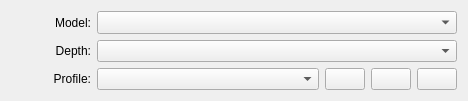
This is krita/ui/forms/wdgcolorspaceselector.ui in KDE/krita as Qt 5 draws it before an edit. The edited form follows.
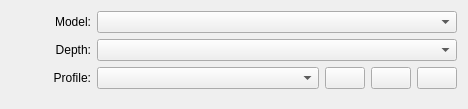
This is the edited form. Custom widgets are drawn as their Qt base class.

Commit message: BUG:343920 Use form layout so the labels are aligned correctly.

```diff
--- a/krita/ui/forms/wdgcolorspaceselector.ui
+++ b/krita/ui/forms/wdgcolorspaceselector.ui
@@ -7,10 +7,10 @@
     <x>0</x>
     <y>0</y>
     <width>468</width>
-    <height>101</height>
+    <height>109</height>
    </rect>
   </property>
-  <layout class="QGridLayout" name="gridLayout">
+  <layout class="QFormLayout" name="formLayout">
    <item row="0" column="0">
     <widget class="QLabel" name="lblColorSpaces">
      <property name="minimumSize">
@@ -69,9 +69,7 @@
      </property>
     </widget>
    </item>
-   <item row="2" column="0" colspan="2">
-    <layout class="QHBoxLayout" name="horizontalLayout">
-     <item>
+   <item row="2" column="0">
       <widget class="QLabel" name="lblProfiles">
        <property name="minimumSize">
         <size>
@@ -90,6 +88,8 @@
        </property>
       </widget>
      </item>
+   <item row="2" column="1">
+    <layout class="QHBoxLayout" name="horizontalLayout">
      <item>
       <widget class="SqueezedComboBox" name="cmbProfile">
        <property name="sizePolicy">
```
Lines whose indentation alone changed are shown as unchanged.
